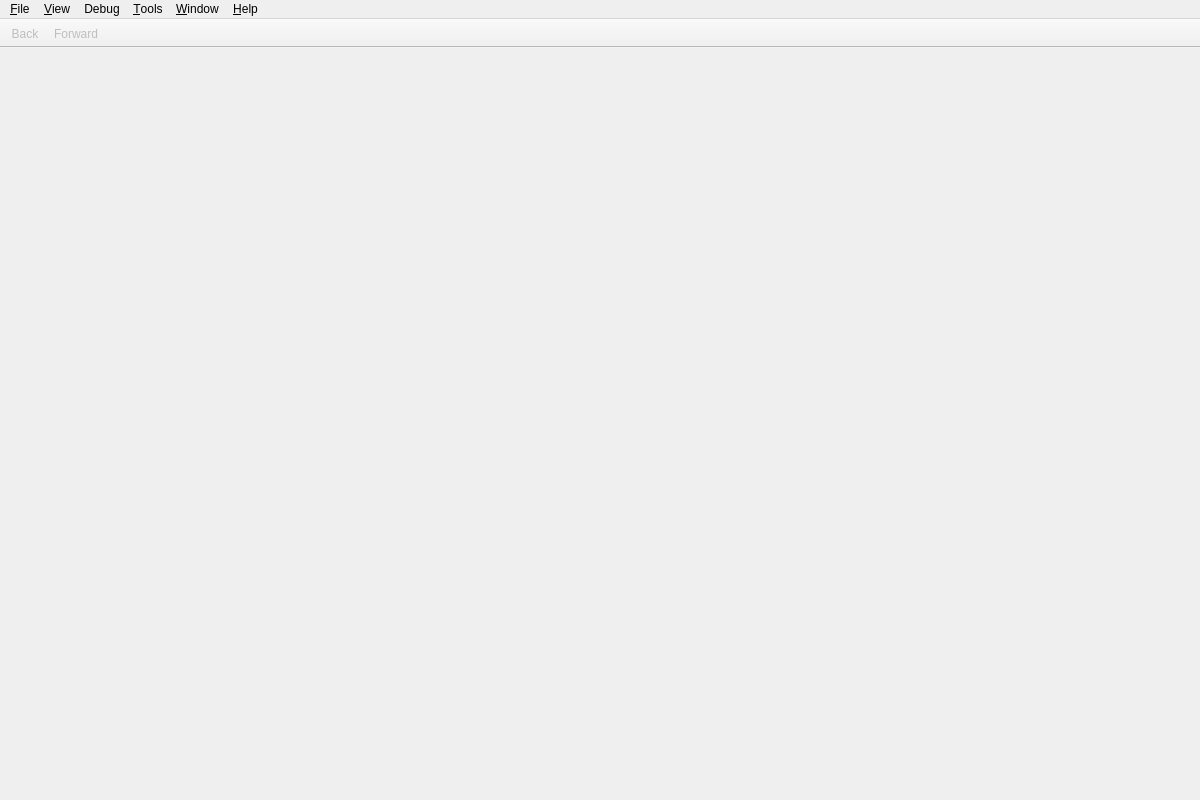
Qt form src/browser/BrowserWindow.ui (axr/browser) before a commit.
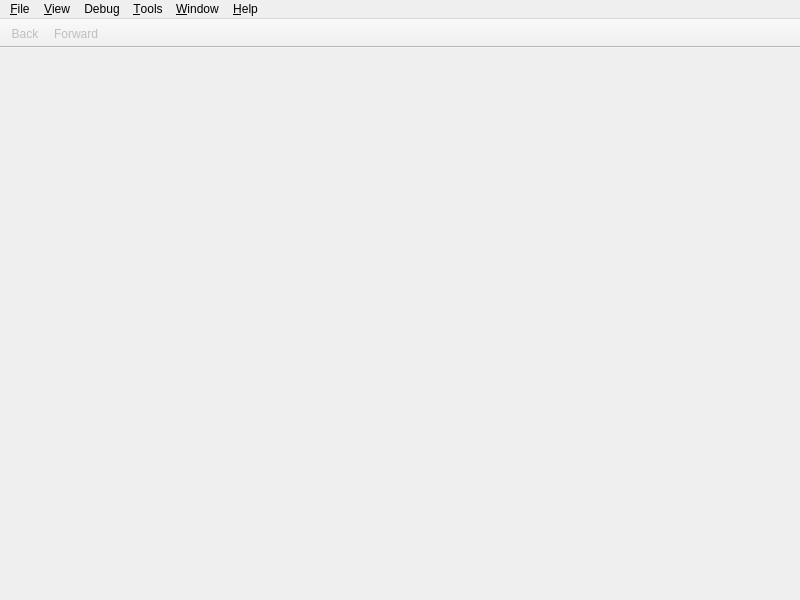
The same form after that commit. Icons and pictures are not drawn.

Commit message: Make the browser window smaller

Patch:
```diff
--- a/src/browser/BrowserWindow.ui
+++ b/src/browser/BrowserWindow.ui
@@ -6,8 +6,8 @@
    <rect>
     <x>0</x>
     <y>0</y>
-    <width>1200</width>
-    <height>800</height>
+    <width>800</width>
+    <height>600</height>
    </rect>
   </property>
   <property name="acceptDrops">
```
